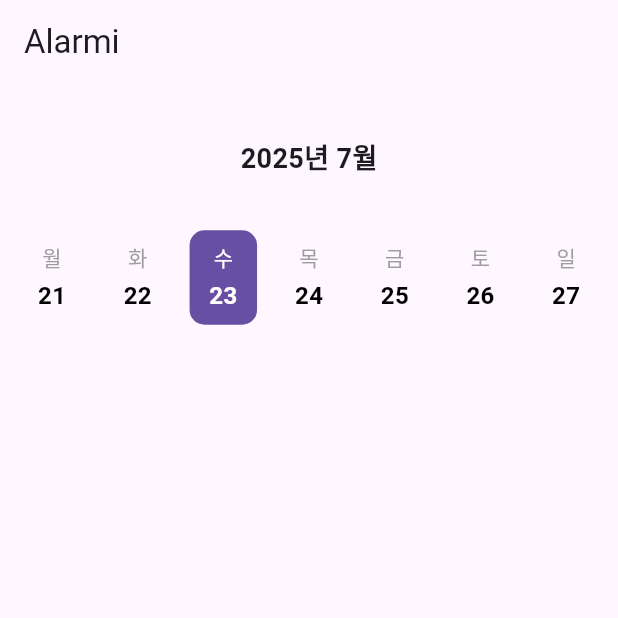
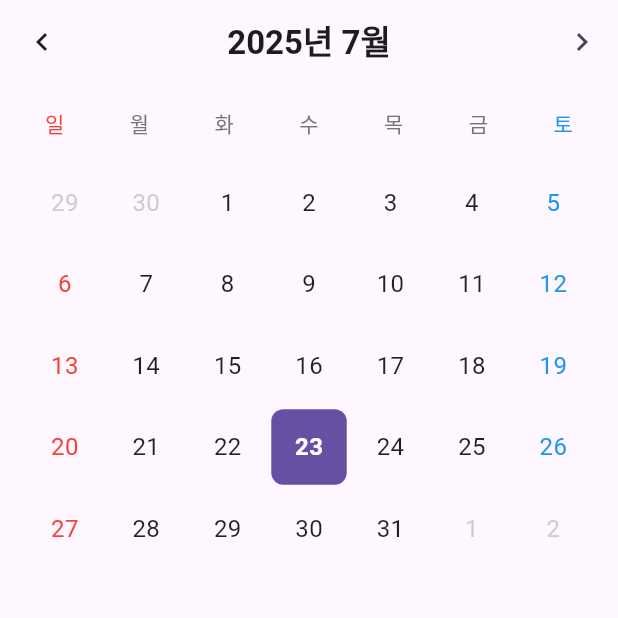
Before and after one commit to pekopekopekopayo/alarmi, a Flutter app: the screen it shows after launch, on a phone screen of 412 x 824 dp, the top half of it. Run offline on Flutter 3.47's test engine with Material 3 defaults, Android fonts, the phone set to English and light mode, and no system bars; our stand-ins replace shared_preferences.

Commit message:
refactor: 코드리팩토링

```diff
--- a/lib/main.dart
+++ b/lib/main.dart
@@ -1,6 +1,6 @@
 import 'package:flutter/material.dart';
 import 'package:flutter_localizations/flutter_localizations.dart';
-import 'widgets/weekly_calendar.dart';
+import 'screens/calendar_screen.dart';
 
 void main() {
   runApp(const MyApp());
@@ -25,26 +25,7 @@ class MyApp extends StatelessWidget {
         primarySwatch: Colors.blue,
         useMaterial3: true,
       ),
-      home: const MyHomePage(),
+      home: const CalendarScreen(),
     );
   }
 }
-
-class MyHomePage extends StatelessWidget {
-  const MyHomePage({super.key});
-
-  @override
-  Widget build(BuildContext context) {
-    return Scaffold(
-      appBar: AppBar(
-        title: const Text('Alarmi'),
-      ),
-      body: Column(
-        children: [
-          const SizedBox(height: 20),
-          const WeeklyCalendar(),
-        ],
-      ),
-    );
-  }
-}
--- /dev/null
+++ b/lib/screens/calendar_screen.dart
@@ -0,0 +1,239 @@
+import 'package:flutter/material.dart';
+import 'package:intl/intl.dart';
+import 'schedule_screen.dart';
+
+class CalendarScreen extends StatefulWidget {
+  const CalendarScreen({super.key});
+
+  @override
+  State<CalendarScreen> createState() => _CalendarScreenState();
+}
+
+class _CalendarScreenState extends State<CalendarScreen> {
+  late PageController _pageController;
+  late DateTime _selectedDate;
+  late DateTime _currentMonth;
+  final int _initialPage = 1000;
+
+  @override
+  void initState() {
+    super.initState();
+    _selectedDate = DateTime.now();
+    _currentMonth = DateTime(_selectedDate.year, _selectedDate.month);
+    _pageController = PageController(initialPage: _initialPage);
+  }
+
+  List<DateTime> _getDaysInMonth(DateTime month) {
+    final firstDayOfMonth = DateTime(month.year, month.month, 1);
+    final lastDayOfMonth = DateTime(month.year, month.month + 1, 0);
+
+    final firstWeekDay = firstDayOfMonth.weekday;
+    final daysBeforeMonth = firstWeekDay == 7 ? 0 : 7 - (7 - firstWeekDay);
+    final firstToDisplay = firstDayOfMonth.subtract(Duration(days: daysBeforeMonth));
+
+    final lastWeekDay = lastDayOfMonth.weekday;
+    final daysAfterMonth = lastWeekDay == 7 ? 6 : 6 - lastWeekDay;
+    final lastToDisplay = lastDayOfMonth.add(Duration(days: daysAfterMonth));
+
+    final days = <DateTime>[];
+    var currentDay = firstToDisplay;
+
+    while (!currentDay.isAfter(lastToDisplay)) {
+      days.add(currentDay);
+      currentDay = currentDay.add(const Duration(days: 1));
+    }
+
+    return days;
+  }
+
+  DateTime _getMonthFromIndex(int index) {
+    final difference = index - _initialPage;
+    final month = DateTime(
+      _selectedDate.year,
+      _selectedDate.month + difference,
+    );
+    return DateTime(month.year, month.month);
+  }
+
+  void _onDateSelected(DateTime date) async {
+    setState(() {
+      _selectedDate = date;
+    });
+
+    final result = await Navigator.push<bool>(
+      context,
+      MaterialPageRoute(
+        builder: (context) => ScheduleScreen(selectedDate: date),
+      ),
+    );
+
+    // 스케줄 화면에서 돌아왔을 때 상태 갱신
+    if (result == true && mounted) {
+      setState(() {
+        _selectedDate = date;
+      });
+    }
+  }
+
+  Widget _buildDayCell(DateTime date, DateTime month) {
+    final isSelected = DateFormat('yyyy-MM-dd').format(date) ==
+        DateFormat('yyyy-MM-dd').format(_selectedDate);
+    final isToday = DateFormat('yyyy-MM-dd').format(date) ==
+        DateFormat('yyyy-MM-dd').format(DateTime.now());
+    final isCurrentMonth = date.month == month.month;
+    final isSunday = date.weekday == 7;
+    final isSaturday = date.weekday == 6;
+
+    return GestureDetector(
+      onTap: () => _onDateSelected(date),
+      child: Container(
+        margin: const EdgeInsets.all(2),
+        decoration: BoxDecoration(
+          color: isSelected
+              ? Theme.of(context).primaryColor
+              : isToday
+                  ? Theme.of(context).primaryColor.withOpacity(0.1)
+                  : null,
+          borderRadius: BorderRadius.circular(8),
+          border: isToday && !isSelected
+              ? Border.all(color: Theme.of(context).primaryColor)
+              : null,
+        ),
+        child: Center(
+          child: Text(
+            date.day.toString(),
+            style: TextStyle(
+              color: isSelected
+                  ? Colors.white
+                  : !isCurrentMonth
+                      ? Colors.grey.withOpacity(0.5)
+                      : isSunday
+                          ? Colors.red
+                          : isSaturday
+                              ? Colors.blue
+                              : isToday
+                                  ? Theme.of(context).primaryColor
+                                  : Colors.black87,
+              fontSize: 16,
+              fontWeight: isToday || isSelected ? FontWeight.bold : null,
+            ),
+          ),
+        ),
+      ),
+    );
+  }
+
+  Widget _buildWeekdayHeader() {
+    return Padding(
+      padding: const EdgeInsets.symmetric(vertical: 16),
+      child: Row(
+        mainAxisAlignment: MainAxisAlignment.spaceEvenly,
+        children: ['일', '월', '화', '수', '목', '금', '토']
+            .map((day) => SizedBox(
+                  width: 40,
+                  child: Text(
+                    day,
+                    textAlign: TextAlign.center,
+                    style: TextStyle(
+                      color: {
+                        '일': Colors.red,
+                        '토': Colors.blue,
+                      }[day] ?? Colors.grey[600],
+                      fontSize: 14,
+                    ),
+                  ),
+                ))
+            .toList(),
+      ),
+    );
+  }
+
+  @override
+  Widget build(BuildContext context) {
+    return WillPopScope(
+      onWillPop: () async {
+        // 앱 종료 확인 다이얼로그
+        final shouldPop = await showDialog<bool>(
+          context: context,
+          builder: (context) => AlertDialog(
+            title: const Text('앱 종료'),
+            content: const Text('앱을 종료하시겠습니까?'),
+            actions: [
+              TextButton(
+                onPressed: () => Navigator.of(context).pop(false),
+                child: const Text('취소'),
+              ),
+              TextButton(
+                onPressed: () => Navigator.of(context).pop(true),
+                child: const Text('종료'),
+              ),
+            ],
+          ),
+        );
+        return shouldPop ?? false;
+      },
+      child: Scaffold(
+        appBar: AppBar(
+          title: Text(
+            DateFormat('yyyy년 M월', 'ko_KR').format(_currentMonth),
+            style: const TextStyle(fontWeight: FontWeight.bold),
+          ),
+          centerTitle: true,
+          leading: IconButton(
+            icon: const Icon(Icons.chevron_left),
+            onPressed: () => _pageController.previousPage(
+              duration: const Duration(milliseconds: 300),
+              curve: Curves.easeInOut,
+            ),
+          ),
+          actions: [
+            IconButton(
+              icon: const Icon(Icons.chevron_right),
+              onPressed: () => _pageController.nextPage(
+                duration: const Duration(milliseconds: 300),
+                curve: Curves.easeInOut,
+              ),
+            ),
+          ],
+        ),
+        body: SafeArea(
+          child: Column(
+            children: [
+              _buildWeekdayHeader(),
+              Expanded(
+                child: PageView.builder(
+                  controller: _pageController,
+                  onPageChanged: (index) {
+                    setState(() {
+                      _currentMonth = _getMonthFromIndex(index);
+                    });
+                  },
+                  itemBuilder: (context, index) {
+                    final month = _getMonthFromIndex(index);
+                    final days = _getDaysInMonth(month);
+                    return GridView.builder(
+                      physics: const NeverScrollableScrollPhysics(),
+                      padding: const EdgeInsets.symmetric(horizontal: 16),
+                      gridDelegate: const SliverGridDelegateWithFixedCrossAxisCount(
+                        crossAxisCount: 7,
+                        childAspectRatio: 1,
+                      ),
+                      itemCount: days.length,
+                      itemBuilder: (context, index) => _buildDayCell(days[index], month),
+                    );
+                  },
+                ),
+              ),
+            ],
+          ),
+        ),
+      ),
+    );
+  }
+
+  @override
+  void dispose() {
+    _pageController.dispose();
+    super.dispose();
+  }
+}
--- a/lib/widgets/weekly_calendar.dart
+++ /dev/null
@@ -1,176 +0,0 @@
-import 'package:flutter/material.dart';
-import 'package:intl/intl.dart';
-import '../screens/schedule_screen.dart';
-
-class WeeklyCalendar extends StatefulWidget {
-  const WeeklyCalendar({super.key});
-
-  @override
-  State<WeeklyCalendar> createState() => _WeeklyCalendarState();
-}
-
-class _WeeklyCalendarState extends State<WeeklyCalendar> {
-  late PageController _pageController;
-  late DateTime _selectedDate;
-  late List<DateTime> _currentWeek;
-  final int _initialPage = 1000;
-  late String _currentMonthYear;
-
-  @override
-  void initState() {
-    super.initState();
-    _selectedDate = DateTime.now();
-    _pageController = PageController(initialPage: _initialPage);
-    _currentWeek = _getWeekDays(_selectedDate);
-    _currentMonthYear = _getMonthYearText(_currentWeek);
-  }
-
-  List<DateTime> _getWeekDays(DateTime date) {
-    final monday = date.subtract(Duration(days: date.weekday - 1));
-    return List.generate(7, (index) => monday.add(Duration(days: index)));
-  }
-
-  List<DateTime> _getWeekFromIndex(int index) {
-    final difference = index - _initialPage;
-    final DateTime startDate = DateTime.now().add(Duration(days: difference * 7));
-    return _getWeekDays(startDate);
-  }
-
-  String _getMonthYearText(List<DateTime> week) {
-    // 각 월의 출현 횟수를 계산
-    Map<int, int> monthCount = {};
-    for (var date in week) {
-      monthCount[date.month] = (monthCount[date.month] ?? 0) + 1;
-    }
-
-    // 가장 많이 등장한 월을 찾음
-    int mostFrequentMonth = week[0].month;
-    int maxCount = monthCount[mostFrequentMonth] ?? 0;
-
-    monthCount.forEach((month, count) {
-      if (count > maxCount) {
-        mostFrequentMonth = month;
-        maxCount = count;
-      }
-    });
-
-    // 해당 월이 속한 년도 찾기
-    DateTime representativeDate = week.firstWhere((date) => date.month == mostFrequentMonth);
-    return '${DateFormat('yyyy년 M월', 'ko_KR').format(representativeDate)}';
-  }
-
-  @override
-  Widget build(BuildContext context) {
-    return Column(
-      mainAxisSize: MainAxisSize.min,
-      children: [
-        Padding(
-          padding: const EdgeInsets.symmetric(vertical: 16),
-          child: Text(
-            _currentMonthYear,
-            style: const TextStyle(
-              fontSize: 18,
-              fontWeight: FontWeight.bold,
-            ),
-          ),
-        ),
-        SizedBox(
-          height: 100,
-          child: PageView.builder(
-            controller: _pageController,
-            onPageChanged: (index) {
-              setState(() {
-                _currentWeek = _getWeekFromIndex(index);
-                _selectedDate = _currentWeek[_selectedDate.weekday - 1];
-                _currentMonthYear = _getMonthYearText(_currentWeek);
-              });
-            },
-            itemBuilder: (context, index) {
-              final weekDays = _getWeekFromIndex(index);
-              return Row(
-                mainAxisAlignment: MainAxisAlignment.spaceEvenly,
-                children: weekDays.map((date) {
-                  bool isSelected = DateFormat('yyyy-MM-dd').format(date) ==
-                      DateFormat('yyyy-MM-dd').format(_selectedDate);
-                  bool isToday = DateFormat('yyyy-MM-dd').format(date) ==
-                      DateFormat('yyyy-MM-dd').format(DateTime.now());
-                  bool isCurrentMonth = date.month == weekDays[weekDays.length ~/ 2].month;
-
-                  return GestureDetector(
-                    onTap: () {
-                      setState(() {
-                        _selectedDate = date;
-                      });
-                      Navigator.push(
-                        context,
-                        MaterialPageRoute(
-                          builder: (context) => ScheduleScreen(
-                            selectedDate: date,
-                          ),
-                        ),
-                      );
-                    },
-                    child: Container(
-                      width: 45,
-                      decoration: BoxDecoration(
-                        color: isSelected
-                          ? Theme.of(context).primaryColor
-                          : isToday
-                            ? Theme.of(context).primaryColor.withOpacity(0.1)
-                            : null,
-                        borderRadius: BorderRadius.circular(10),
-                        border: isToday && !isSelected
-                          ? Border.all(color: Theme.of(context).primaryColor)
-                          : null,
-                      ),
-                      padding: const EdgeInsets.symmetric(vertical: 8),
-                      child: Column(
-                        mainAxisSize: MainAxisSize.min,
-                        children: [
-                          Text(
-                            DateFormat('E', 'ko_KR').format(date),
-                            style: TextStyle(
-                              color: isSelected
-                                ? Colors.white
-                                : !isCurrentMonth
-                                  ? Colors.grey.withOpacity(0.5)
-                                  : isToday
-                                    ? Theme.of(context).primaryColor
-                                    : Colors.grey,
-                              fontSize: 14,
-                            ),
-                          ),
-                          const SizedBox(height: 4),
-                          Text(
-                            date.day.toString(),
-                            style: TextStyle(
-                              color: isSelected
-                                ? Colors.white
-                                : !isCurrentMonth
-                                  ? Colors.grey.withOpacity(0.5)
-                                  : isToday
-                                    ? Theme.of(context).primaryColor
-                                    : Colors.black,
-                              fontSize: 16,
-                              fontWeight: FontWeight.bold,
-                            ),
-                          ),
-                        ],
-                      ),
-                    ),
-                  );
-                }).toList(),
-              );
-            },
-          ),
-        ),
-      ],
-    );
-  }
-
-  @override
-  void dispose() {
-    _pageController.dispose();
-    super.dispose();
-  }
-}
```
Also changed, not shown: lib/screens/schedule_screen.dart (+22 -2 lines), lib/widgets/monthly_calendar.dart (added, +210 -0 lines), 1 other file.
